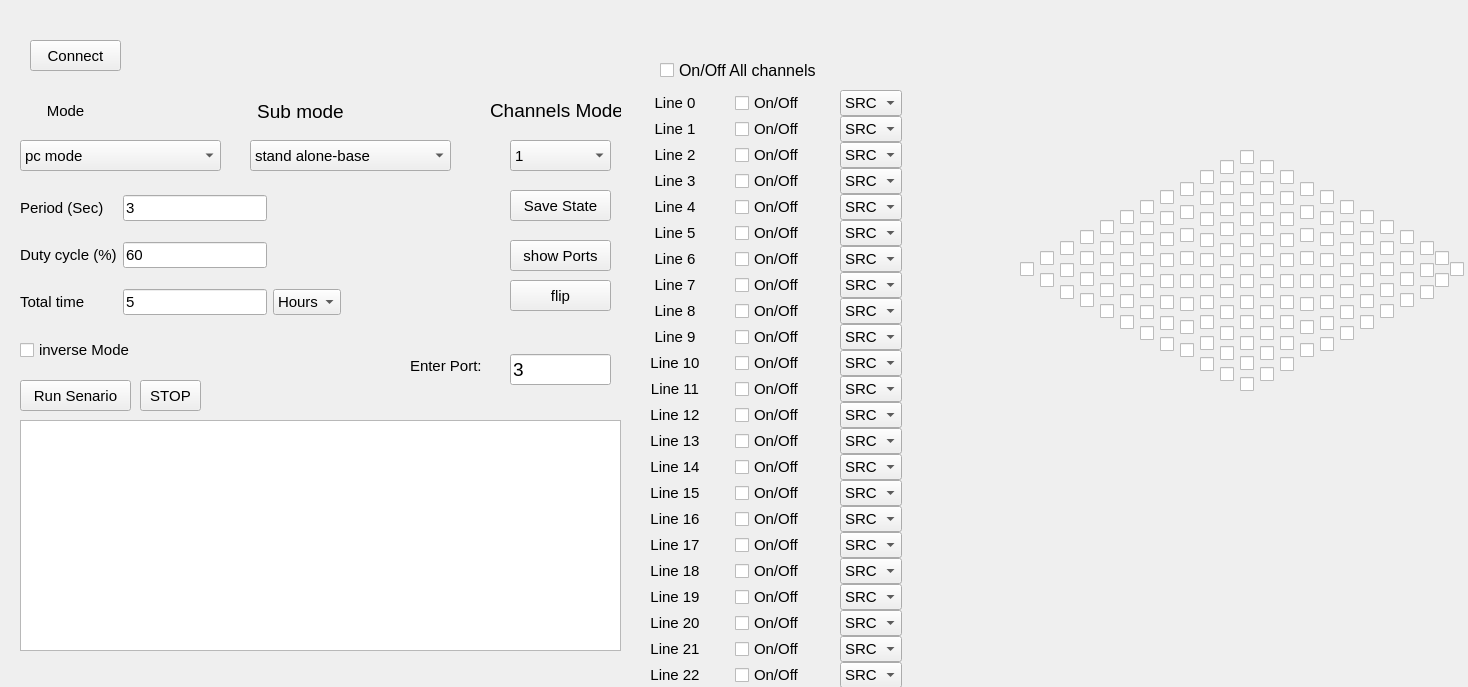
This is PCB_GUI.ui in Omer-DN/Ennocure as Qt 5 draws it before an edit. The edited form follows.
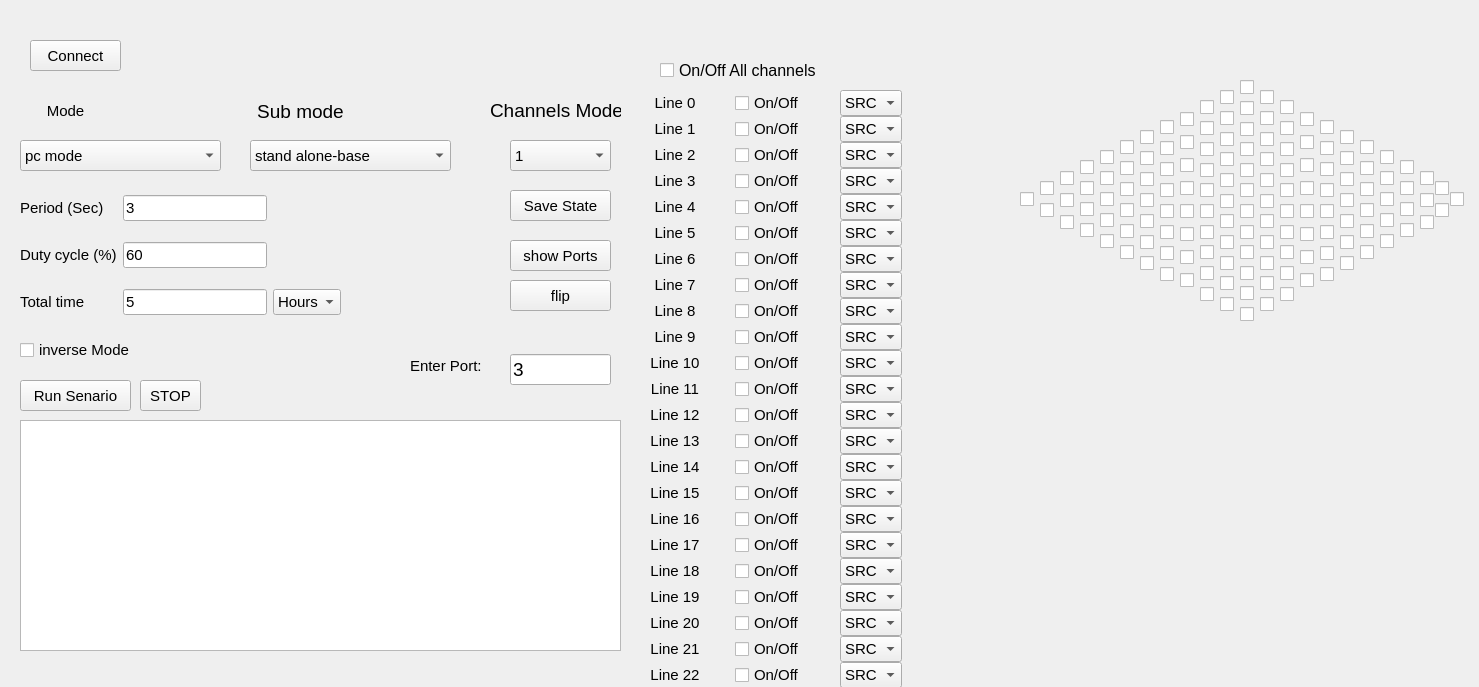
This is the edited form. Icons and pictures are not drawn.

Commit message: Adding photo patch to ui

The edit to the form file:
```diff
--- a/PCB_GUI.ui
+++ b/PCB_GUI.ui
@@ -6,7 +6,7 @@
    <rect>
     <x>0</x>
     <y>0</y>
-    <width>1468</width>
+    <width>1479</width>
     <height>687</height>
    </rect>
   </property>
@@ -1512,7 +1512,7 @@
    <property name="geometry">
     <rect>
      <x>1300</x>
-     <y>180</y>
+     <y>110</y>
      <width>16</width>
      <height>181</height>
     </rect>
@@ -1580,7 +1580,7 @@
    <property name="geometry">
     <rect>
      <x>1320</x>
-     <y>190</y>
+     <y>120</y>
      <width>16</width>
      <height>161</height>
     </rect>
@@ -1648,7 +1648,7 @@
    <property name="geometry">
     <rect>
      <x>1340</x>
-     <y>200</y>
+     <y>130</y>
      <width>16</width>
      <height>141</height>
     </rect>
@@ -1709,7 +1709,7 @@
    <property name="geometry">
     <rect>
      <x>1360</x>
-     <y>210</y>
+     <y>140</y>
      <width>16</width>
      <height>121</height>
     </rect>
@@ -1763,7 +1763,7 @@
    <property name="geometry">
     <rect>
      <x>1380</x>
-     <y>220</y>
+     <y>150</y>
      <width>16</width>
      <height>101</height>
     </rect>
@@ -1810,7 +1810,7 @@
    <property name="geometry">
     <rect>
      <x>1400</x>
-     <y>230</y>
+     <y>160</y>
      <width>16</width>
      <height>81</height>
     </rect>
@@ -1850,7 +1850,7 @@
    <property name="geometry">
     <rect>
      <x>1420</x>
-     <y>240</y>
+     <y>170</y>
      <width>16</width>
      <height>61</height>
     </rect>
@@ -1883,7 +1883,7 @@
    <property name="geometry">
     <rect>
      <x>1435</x>
-     <y>250</y>
+     <y>180</y>
      <width>16</width>
      <height>41</height>
     </rect>
@@ -1909,7 +1909,7 @@
    <property name="geometry">
     <rect>
      <x>1450</x>
-     <y>260</y>
+     <y>190</y>
      <width>16</width>
      <height>20</height>
     </rect>
@@ -1928,7 +1928,7 @@
    <property name="geometry">
     <rect>
      <x>1280</x>
-     <y>170</y>
+     <y>100</y>
      <width>16</width>
      <height>201</height>
     </rect>
@@ -2010,7 +2010,7 @@
    <property name="geometry">
     <rect>
      <x>1260</x>
-     <y>160</y>
+     <y>90</y>
      <width>16</width>
      <height>221</height>
     </rect>
@@ -2099,7 +2099,7 @@
    <property name="geometry">
     <rect>
      <x>1240</x>
-     <y>150</y>
+     <y>80</y>
      <width>16</width>
      <height>241</height>
     </rect>
@@ -2195,7 +2195,7 @@
    <property name="geometry">
     <rect>
      <x>1180</x>
-     <y>180</y>
+     <y>110</y>
      <width>16</width>
      <height>181</height>
     </rect>
@@ -2263,7 +2263,7 @@
    <property name="geometry">
     <rect>
      <x>1120</x>
-     <y>210</y>
+     <y>140</y>
      <width>16</width>
      <height>121</height>
     </rect>
@@ -2317,7 +2317,7 @@
    <property name="geometry">
     <rect>
      <x>1160</x>
-     <y>190</y>
+     <y>120</y>
      <width>16</width>
      <height>161</height>
     </rect>
@@ -2385,7 +2385,7 @@
    <property name="geometry">
     <rect>
      <x>1200</x>
-     <y>170</y>
+     <y>100</y>
      <width>16</width>
      <height>201</height>
     </rect>
@@ -2467,7 +2467,7 @@
    <property name="geometry">
     <rect>
      <x>1140</x>
-     <y>200</y>
+     <y>130</y>
      <width>16</width>
      <height>141</height>
     </rect>
@@ -2528,7 +2528,7 @@
    <property name="geometry">
     <rect>
      <x>1220</x>
-     <y>160</y>
+     <y>90</y>
      <width>16</width>
      <height>221</height>
     </rect>
@@ -2617,7 +2617,7 @@
    <property name="geometry">
     <rect>
      <x>1020</x>
-     <y>260</y>
+     <y>190</y>
      <width>16</width>
      <height>20</height>
     </rect>
@@ -2636,7 +2636,7 @@
    <property name="geometry">
     <rect>
      <x>1060</x>
-     <y>240</y>
+     <y>170</y>
      <width>16</width>
      <height>61</height>
     </rect>
@@ -2669,7 +2669,7 @@
    <property name="geometry">
     <rect>
      <x>1080</x>
-     <y>230</y>
+     <y>160</y>
      <width>16</width>
      <height>81</height>
     </rect>
@@ -2709,7 +2709,7 @@
    <property name="geometry">
     <rect>
      <x>1040</x>
-     <y>250</y>
+     <y>180</y>
      <width>16</width>
      <height>41</height>
     </rect>
@@ -2735,7 +2735,7 @@
    <property name="geometry">
     <rect>
      <x>1100</x>
-     <y>220</y>
+     <y>150</y>
      <width>16</width>
      <height>101</height>
     </rect>
@@ -2778,6 +2778,25 @@
     </item>
    </layout>
   </widget>
+  <widget class="QLabel" name="label">
+   <property name="geometry">
+    <rect>
+     <x>1120</x>
+     <y>350</y>
+     <width>261</width>
+     <height>271</height>
+    </rect>
+   </property>
+   <property name="text">
+    <string/>
+   </property>
+   <property name="pixmap">
+    <pixmap>picture/petch3.jpg</pixmap>
+   </property>
+   <property name="scaledContents">
+    <bool>true</bool>
+   </property>
+  </widget>
  </widget>
  <resources/>
  <connections/>
```
